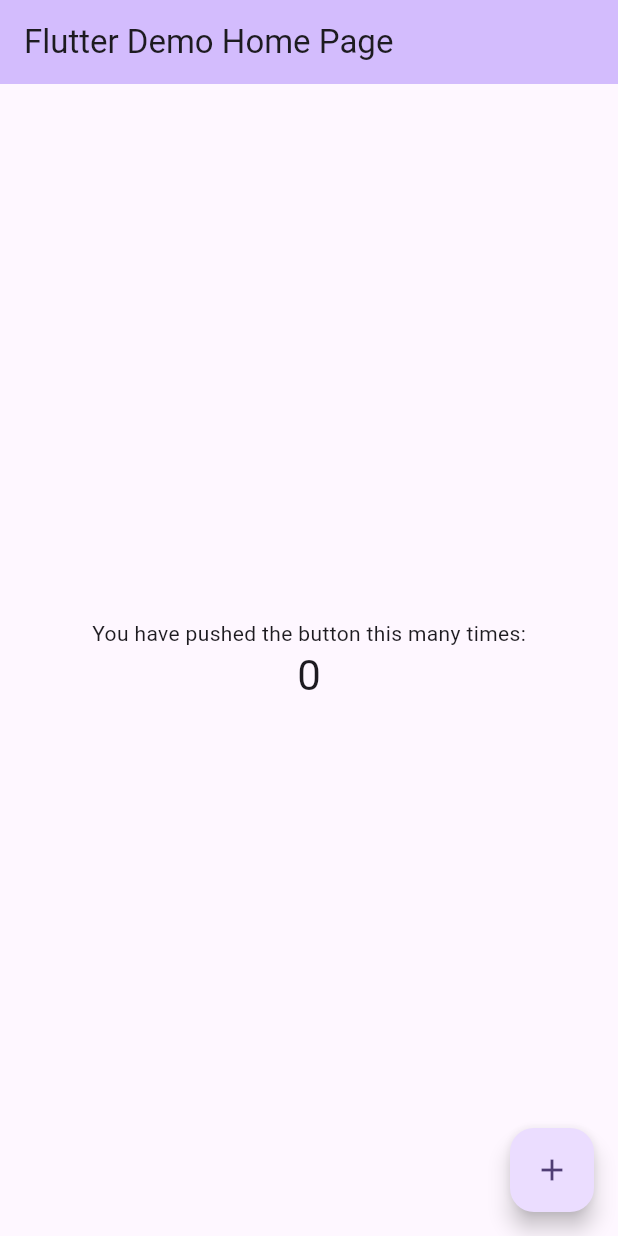
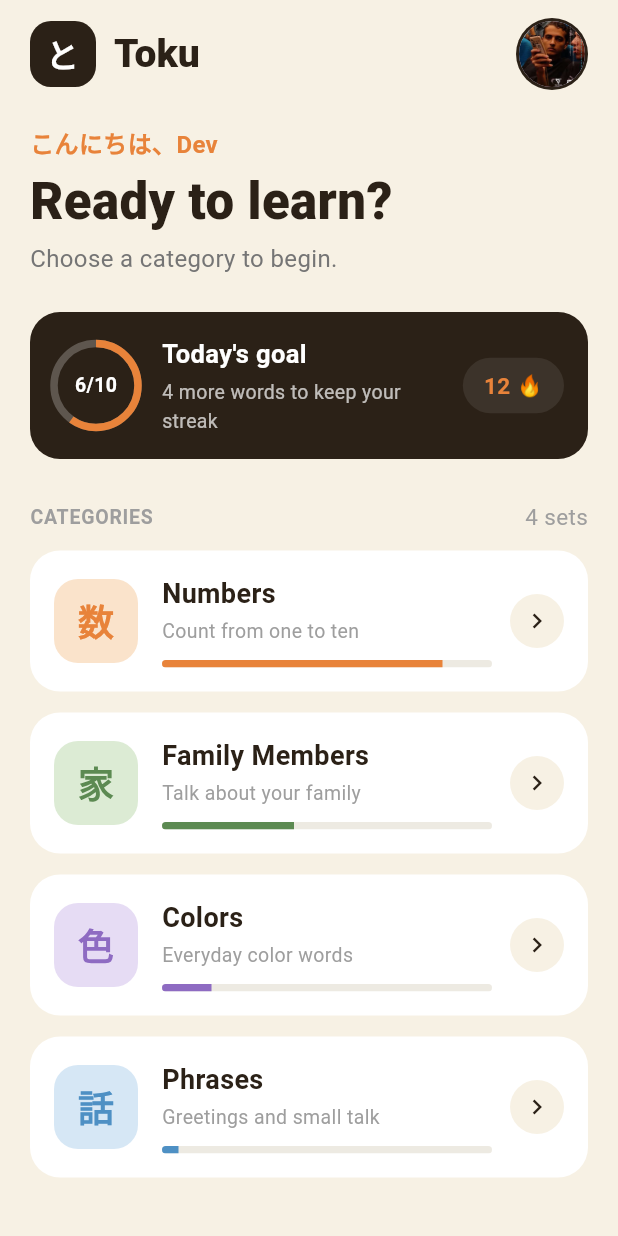
Before and after one commit to HadiHeikal/Flutter-Training-2026, a Flutter app: the screen it shows after launch, on a phone screen of 412 x 824 dp. Run offline on Flutter 3.47's test engine with Material 3 defaults, Android fonts, the phone set to English and light mode, and no system bars.

Commit message:
Refactor code structure for improved readability and maintainability

```diff
--- a/tuko_app/lib/main.dart
+++ b/tuko_app/lib/main.dart
@@ -1,122 +1,15 @@
 import 'package:flutter/material.dart';
+import 'package:tuko_app/screens/home_screen.dart';
 
 void main() {
-  runApp(const MyApp());
+  runApp(TukoApp());
 }
 
-class MyApp extends StatelessWidget {
-  const MyApp({super.key});
-
-  // This widget is the root of your application.
-  @override
-  Widget build(BuildContext context) {
-    return MaterialApp(
-      title: 'Flutter Demo',
-      theme: ThemeData(
-        // This is the theme of your application.
-        //
-        // TRY THIS: Try running your application with "flutter run". You'll see
-        // the application has a purple toolbar. Then, without quitting the app,
-        // try changing the seedColor in the colorScheme below to Colors.green
-        // and then invoke "hot reload" (save your changes or press the "hot
-        // reload" button in a Flutter-supported IDE, or press "r" if you used
-        // the command line to start the app).
-        //
-        // Notice that the counter didn't reset back to zero; the application
-        // state is not lost during the reload. To reset the state, use hot
-        // restart instead.
-        //
-        // This works for code too, not just values: Most code changes can be
-        // tested with just a hot reload.
-        colorScheme: .fromSeed(seedColor: Colors.deepPurple),
-      ),
-      home: const MyHomePage(title: 'Flutter Demo Home Page'),
-    );
-  }
-}
-
-class MyHomePage extends StatefulWidget {
-  const MyHomePage({super.key, required this.title});
-
-  // This widget is the home page of your application. It is stateful, meaning
-  // that it has a State object (defined below) that contains fields that affect
-  // how it looks.
-
-  // This class is the configuration for the state. It holds the values (in this
-  // case the title) provided by the parent (in this case the App widget) and
-  // used by the build method of the State. Fields in a Widget subclass are
-  // always marked "final".
-
-  final String title;
-
-  @override
-  State<MyHomePage> createState() => _MyHomePageState();
-}
-
-class _MyHomePageState extends State<MyHomePage> {
-  int _counter = 0;
-
-  void _incrementCounter() {
-    setState(() {
-      // This call to setState tells the Flutter framework that something has
-      // changed in this State, which causes it to rerun the build method below
-      // so that the display can reflect the updated values. If we changed
-      // _counter without calling setState(), then the build method would not be
-      // called again, and so nothing would appear to happen.
-      _counter++;
-    });
-  }
+class TukoApp extends StatelessWidget {
+  const TukoApp({super.key});
 
   @override
   Widget build(BuildContext context) {
-    // This method is rerun every time setState is called, for instance as done
-    // by the _incrementCounter method above.
-    //
-    // The Flutter framework has been optimized to make rerunning build methods
-    // fast, so that you can just rebuild anything that needs updating rather
-    // than having to individually change instances of widgets.
-    return Scaffold(
-      appBar: AppBar(
-        // TRY THIS: Try changing the color here to a specific color (to
-        // Colors.amber, perhaps?) and trigger a hot reload to see the AppBar
-        // change color while the other colors stay the same.
-        backgroundColor: Theme.of(context).colorScheme.inversePrimary,
-        // Here we take the value from the MyHomePage object that was created by
-        // the App.build method, and use it to set our appbar title.
-        title: Text(widget.title),
-      ),
-      body: Center(
-        // Center is a layout widget. It takes a single child and positions it
-        // in the middle of the parent.
-        child: Column(
-          // Column is also a layout widget. It takes a list of children and
-          // arranges them vertically. By default, it sizes itself to fit its
-          // children horizontally, and tries to be as tall as its parent.
-          //
-          // Column has various properties to control how it sizes itself and
-          // how it positions its children. Here we use mainAxisAlignment to
-          // center the children vertically; the main axis here is the vertical
-          // axis because Columns are vertical (the cross axis would be
-          // horizontal).
-          //
-          // TRY THIS: Invoke "debug painting" (choose the "Toggle Debug Paint"
-          // action in the IDE, or press "p" in the console), to see the
-          // wireframe for each widget.
-          mainAxisAlignment: .center,
-          children: [
-            const Text('You have pushed the button this many times:'),
-            Text(
-              '$_counter',
-              style: Theme.of(context).textTheme.headlineMedium,
-            ),
-          ],
-        ),
-      ),
-      floatingActionButton: FloatingActionButton(
-        onPressed: _incrementCounter,
-        tooltip: 'Increment',
-        child: const Icon(Icons.add),
-      ),
-    );
+    return MaterialApp(debugShowCheckedModeBanner: false, home: HomeScreen());
   }
 }
--- /dev/null
+++ b/tuko_app/lib/screens/home_screen.dart
@@ -0,0 +1,153 @@
+import 'package:flutter/material.dart';
+import 'package:tuko_app/widgets/category_card_widget.dart';
+import 'package:tuko_app/widgets/todays_card_widget.dart';
+
+class HomeScreen extends StatelessWidget {
+  const HomeScreen({super.key});
+
+  @override
+  Widget build(BuildContext context) {
+    return Scaffold(
+      backgroundColor: const Color(0xFFF7F1E4),
+      appBar: AppBar(
+        backgroundColor: const Color(0xFFF7F1E4),
+        elevation: 0,
+        automaticallyImplyLeading: false,
+        toolbarHeight: 72,
+        titleSpacing: 20,
+        title: Row(
+          children: [
+            Container(
+              width: 44,
+              height: 44,
+              decoration: BoxDecoration(
+                color: const Color(0xFF2B2117),
+                borderRadius: BorderRadius.circular(14),
+              ),
+              alignment: Alignment.center,
+              child: const Text(
+                'と',
+                style: TextStyle(
+                  color: Colors.white,
+                  fontSize: 22,
+                  fontWeight: FontWeight.w600,
+                ),
+              ),
+            ),
+            const SizedBox(width: 12),
+            const Text(
+              'Toku',
+              style: TextStyle(
+                color: Color(0xFF2B2117),
+                fontSize: 26,
+                fontWeight: FontWeight.w800,
+              ),
+            ),
+            const Spacer(),
+            CircleAvatar(
+              radius: 24,
+              backgroundColor: const Color(0xFF2B2117),
+              child: const CircleAvatar(
+                radius: 22,
+                backgroundImage: AssetImage('assets/images/hadi.png'),
+              ),
+            ),
+          ],
+        ),
+      ),
+      body: SafeArea(
+        child: SingleChildScrollView(
+          padding: const EdgeInsets.fromLTRB(20, 12, 20, 20),
+          child: Column(
+            crossAxisAlignment: CrossAxisAlignment.start,
+            children: [
+              const Text(
+                'こんにちは、Dev',
+                style: TextStyle(
+                  color: Color(0xFFE8833A),
+                  fontSize: 16,
+                  fontWeight: FontWeight.w600,
+                ),
+              ),
+              const SizedBox(height: 8),
+              const Text(
+                'Ready to learn?',
+                style: TextStyle(
+                  color: Color(0xFF2B2117),
+                  fontSize: 34,
+                  fontWeight: FontWeight.w800,
+                  height: 1.1,
+                ),
+              ),
+              const SizedBox(height: 8),
+              Text(
+                'Choose a category to begin.',
+                style: TextStyle(color: Colors.grey.shade600, fontSize: 16),
+              ),
+              const SizedBox(height: 24),
+              const TodaysGoalCard(),
+              const SizedBox(height: 28),
+              Row(
+                mainAxisAlignment: MainAxisAlignment.spaceBetween,
+                children: [
+                  Text(
+                    'CATEGORIES',
+                    style: TextStyle(
+                      color: Colors.grey.shade500,
+                      fontSize: 13,
+                      fontWeight: FontWeight.w700,
+                      letterSpacing: 0.5,
+                    ),
+                  ),
+                  Text(
+                    '4 sets',
+                    style: TextStyle(
+                      color: Colors.grey.shade500,
+                      fontSize: 15,
+                    ),
+                  ),
+                ],
+              ),
+              const SizedBox(height: 12),
+              CategoryCard(
+                kanji: '数',
+                iconBackgroundColor: const Color(0xFFFAE3CB),
+                progressColor: const Color(0xFFE8833A),
+                title: 'Numbers',
+                subtitle: 'Count from one to ten',
+                progress: 0.85,
+              ),
+              const SizedBox(height: 14),
+              CategoryCard(
+                kanji: '家',
+                iconBackgroundColor: const Color(0xFFDCEBD4),
+                progressColor: const Color(0xFF5C8A52),
+                title: 'Family Members',
+                subtitle: 'Talk about your family',
+                progress: 0.4,
+              ),
+              const SizedBox(height: 14),
+              CategoryCard(
+                kanji: '色',
+                iconBackgroundColor: const Color(0xFFE6DCF4),
+                progressColor: const Color(0xFF8E6BC2),
+                title: 'Colors',
+                subtitle: 'Everyday color words',
+                progress: 0.15,
+              ),
+              const SizedBox(height: 14),
+              CategoryCard(
+                kanji: '話',
+                iconBackgroundColor: const Color(0xFFD6E7F5),
+                progressColor: const Color(0xFF4E90C4),
+                title: 'Phrases',
+                subtitle: 'Greetings and small talk',
+                progress: 0.05,
+              ),
+            ],
+          ),
+        ),
+      ),
+    );
+  }
+}
--- /dev/null
+++ b/tuko_app/lib/widgets/category_card_widget.dart
@@ -0,0 +1,109 @@
+import 'package:flutter/material.dart';
+
+class CategoryCard extends StatelessWidget {
+  const CategoryCard({
+    super.key,
+    required this.kanji,
+    required this.iconBackgroundColor,
+    required this.title,
+    required this.subtitle,
+    required this.progress,
+    required this.progressColor,
+    this.onTap,
+  });
+
+  final String kanji;
+  final Color iconBackgroundColor;
+  final String title;
+  final String subtitle;
+  final double progress;
+  final Color progressColor;
+  final VoidCallback? onTap;
+
+  @override
+  Widget build(BuildContext context) {
+    return Material(
+      color: Colors.white,
+      borderRadius: BorderRadius.circular(20),
+      child: InkWell(
+        onTap: onTap,
+        borderRadius: BorderRadius.circular(20),
+        child: Padding(
+          padding: const EdgeInsets.all(16),
+          child: Row(
+            children: [
+              Container(
+                width: 56,
+                height: 56,
+                decoration: BoxDecoration(
+                  color: iconBackgroundColor,
+                  borderRadius: BorderRadius.circular(16),
+                ),
+                alignment: Alignment.center,
+                child: Text(
+                  kanji,
+                  style: TextStyle(
+                    color: progressColor,
+                    fontSize: 24,
+                    fontWeight: FontWeight.w700,
+                  ),
+                ),
+              ),
+              const SizedBox(width: 16),
+              Expanded(
+                child: Column(
+                  crossAxisAlignment: CrossAxisAlignment.start,
+                  children: [
+                    Text(
+                      title,
+                      style: const TextStyle(
+                        color: Color(0xFF2B2117),
+                        fontSize: 18,
+                        fontWeight: FontWeight.w700,
+                      ),
+                    ),
+                    const SizedBox(height: 2),
+                    Text(
+                      subtitle,
+                      style: TextStyle(
+                        color: Colors.grey.shade500,
+                        fontSize: 13,
+                      ),
+                    ),
+                    const SizedBox(height: 10),
+                    ClipRRect(
+                      borderRadius: BorderRadius.circular(4),
+                      child: LinearProgressIndicator(
+                        value: progress,
+                        minHeight: 5,
+                        backgroundColor: const Color(0xFFEDEAE2),
+                        valueColor: AlwaysStoppedAnimation<Color>(
+                          progressColor,
+                        ),
+                      ),
+                    ),
+                  ],
+                ),
+              ),
+              const SizedBox(width: 12),
+              Container(
+                width: 36,
+                height: 36,
+                decoration: const BoxDecoration(
+                  color: Color(0xFFF7F1E4),
+                  shape: BoxShape.circle,
+                ),
+                alignment: Alignment.center,
+                child: const Icon(
+                  Icons.chevron_right,
+                  color: Color(0xFF2B2117),
+                  size: 20,
+                ),
+              ),
+            ],
+          ),
+        ),
+      ),
+    );
+  }
+}
--- /dev/null
+++ b/tuko_app/lib/widgets/todays_card_widget.dart
@@ -0,0 +1,93 @@
+import 'package:flutter/material.dart';
+
+class TodaysGoalCard extends StatelessWidget {
+  const TodaysGoalCard({super.key});
+
+  @override
+  Widget build(BuildContext context) {
+    return Container(
+      padding: const EdgeInsets.all(16),
+      decoration: BoxDecoration(
+        color: const Color(0xFF2B2117),
+        borderRadius: BorderRadius.circular(20),
+      ),
+      child: Row(
+        children: [
+          SizedBox(
+            width: 56,
+            height: 56,
+            child: Stack(
+              alignment: Alignment.center,
+              children: [
+                const SizedBox(
+                  width: 56,
+                  height: 56,
+                  child: CircularProgressIndicator(
+                    value: 0.6,
+                    strokeWidth: 5,
+                    backgroundColor: Colors.white24,
+                    valueColor: AlwaysStoppedAnimation<Color>(
+                      Color(0xFFE8833A),
+                    ),
+                  ),
+                ),
+                const Text(
+                  '6/10',
+                  style: TextStyle(
+                    color: Colors.white,
+                    fontSize: 13,
+                    fontWeight: FontWeight.w700,
+                  ),
+                ),
+              ],
+            ),
+          ),
+          const SizedBox(width: 16),
+          const Expanded(
+            child: Column(
+              crossAxisAlignment: CrossAxisAlignment.start,
+              children: [
+                Text(
+                  "Today's goal",
+                  style: TextStyle(
+                    color: Colors.white,
+                    fontSize: 17,
+                    fontWeight: FontWeight.w700,
+                  ),
+                ),
+                SizedBox(height: 4),
+                Text(
+                  '4 more words to keep your streak',
+                  style: TextStyle(color: Colors.white70, fontSize: 13),
+                ),
+              ],
+            ),
+          ),
+          const SizedBox(width: 12),
+          Container(
+            padding: const EdgeInsets.symmetric(horizontal: 14, vertical: 8),
+            decoration: BoxDecoration(
+              color: Colors.white.withValues(alpha: 0.08),
+              borderRadius: BorderRadius.circular(20),
+            ),
+            child: const Row(
+              mainAxisSize: MainAxisSize.min,
+              children: [
+                Text(
+                  '12',
+                  style: TextStyle(
+                    color: Color(0xFFE8833A),
+                    fontSize: 15,
+                    fontWeight: FontWeight.w700,
+                  ),
+                ),
+                SizedBox(width: 4),
+                Text('🔥', style: TextStyle(fontSize: 14)),
+              ],
+            ),
+          ),
+        ],
+      ),
+    );
+  }
+}
```
Also changed, not shown: tuko_app/pubspec.yaml (+7 -23 lines), hadi.png (renamed from hadiii.png), tuko_app/assets/images/hadi.png (added), tuko_design/toku-category-numbers-clean.png (added), tuko_design/toku-home (2).png (added), tuko_design/toku-home.png (added), 1 other file.
